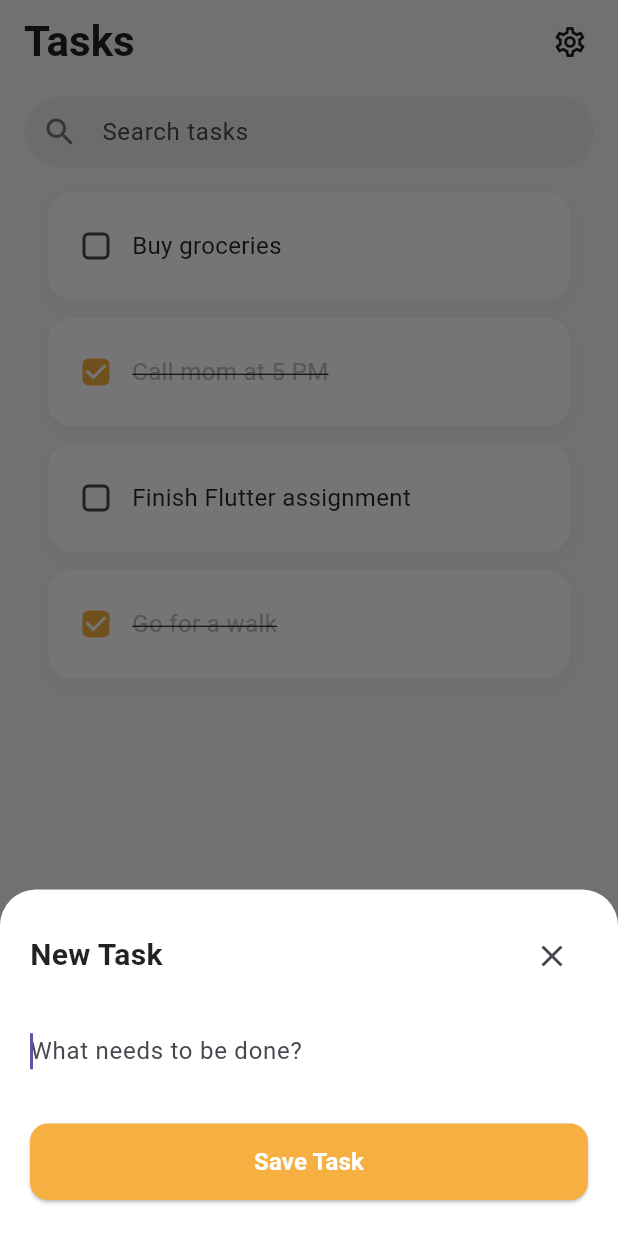
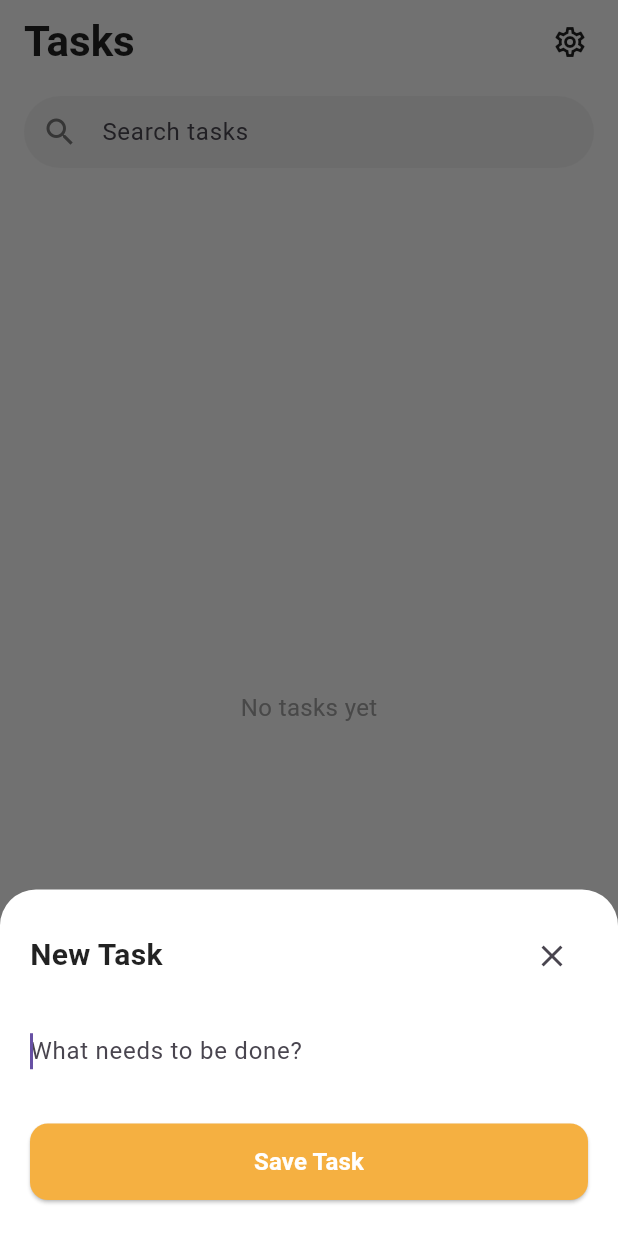
Before and after one commit to SurajChaurasia84/Notes, a Flutter app: the TasksScreen screen opened directly with empty values, after a tap on the "add" icon, on a phone screen of 412 x 824 dp. Run offline on Flutter 3.47's test engine with Material 3 defaults, Android fonts, the phone set to English and light mode, and no system bars; our stand-ins replace shared_preferences; accounts and stored records are empty.

Commit message:
feat: improve tasks screen

```diff
--- a/lib/screens/tasks_screen.dart
+++ b/lib/screens/tasks_screen.dart
@@ -1,4 +1,6 @@
+import 'dart:convert';
 import 'package:flutter/material.dart';
+import 'package:shared_preferences/shared_preferences.dart';
 import '../models/task.dart';
 
 class TasksScreen extends StatefulWidget {
@@ -18,33 +20,35 @@ class TasksScreen extends StatefulWidget {
 class _TasksScreenState extends State<TasksScreen> {
   String _searchQuery = '';
   final TextEditingController _searchController = TextEditingController();
+  final List<Task> _tasks = [];
 
-  final List<Task> _tasks = [
-    Task(
-      id: '1',
-      title: 'Buy groceries',
-      isCompleted: false,
-      timestamp: DateTime.now(),
-    ),
-    Task(
-      id: '2',
-      title: 'Call mom at 5 PM',
-      isCompleted: true,
-      timestamp: DateTime.now().subtract(const Duration(hours: 2)),
-    ),
-    Task(
-      id: '3',
-      title: 'Finish Flutter assignment',
-      isCompleted: false,
-      timestamp: DateTime(2026, 5, 28),
-    ),
-    Task(
-      id: '4',
-      title: 'Go for a walk',
-      isCompleted: true,
-      timestamp: DateTime(2026, 5, 26),
-    ),
-  ];
+  @override
+  void initState() {
+    super.initState();
+    _loadTasks();
+  }
+
+  Future<void> _loadTasks() async {
+    final prefs = await SharedPreferences.getInstance();
+    final tasksString = prefs.getString('saved_tasks');
+    if (tasksString != null) {
+      try {
+        final List<dynamic> decoded = jsonDecode(tasksString) as List<dynamic>;
+        setState(() {
+          _tasks.clear();
+          _tasks.addAll(decoded.map((item) => Task.fromJson(item as Map<String, dynamic>)));
+        });
+      } catch (e) {
+        debugPrint('Error loading tasks: $e');
+      }
+    }
+  }
+
+  Future<void> _saveTasks() async {
+    final prefs = await SharedPreferences.getInstance();
+    final tasksString = jsonEncode(_tasks.map((task) => task.toJson()).toList());
+    await prefs.setString('saved_tasks', tasksString);
+  }
 
   @override
   void dispose() {
@@ -126,6 +130,7 @@ class _TasksScreenState extends State<TasksScreen> {
                           ),
                         );
                       });
+                      _saveTasks();
                     }
                     Navigator.pop(context);
                   },
@@ -165,6 +170,7 @@ class _TasksScreenState extends State<TasksScreen> {
                 setState(() {
                   _tasks.removeWhere((item) => item.id == task.id);
                 });
+                _saveTasks();
                 Navigator.pop(context);
               },
               style: TextButton.styleFrom(foregroundColor: Colors.red),
@@ -277,6 +283,7 @@ class _TasksScreenState extends State<TasksScreen> {
             setState(() {
               task.isCompleted = !task.isCompleted;
             });
+            _saveTasks();
           },
           onLongPress: () => _confirmDeleteTask(task),
           child: Padding(
@@ -293,6 +300,7 @@ class _TasksScreenState extends State<TasksScreen> {
                     setState(() {
                       task.isCompleted = value ?? false;
                     });
+                    _saveTasks();
                   },
                 ),
                 Expanded(
```
